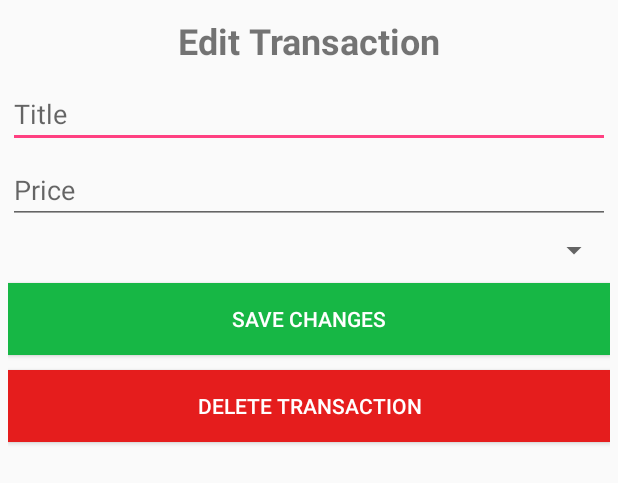
After one commit to ZmanHsiao/SimpleSave, an Android app: the layout edit_transaction_dialog.xml on its own in the app's theme, with its tools: preview values and no code run, on a phone screen of 412 x 824 dp. The commit adds this screen. Shown: the top 483 px of the screen. Run offline under Robolectric (Android 15) with nearby library versions, the phone set to English and light mode, and no system bars.

Commit message:
editable transactions

```diff
--- /dev/null
+++ b/app/src/main/res/layout/edit_transaction_dialog.xml
@@ -0,0 +1,60 @@
+<?xml version="1.0" encoding="utf-8"?>
+<LinearLayout xmlns:android="http://schemas.android.com/apk/res/android"
+    android:orientation="vertical"
+    android:layout_width="match_parent"
+    android:layout_height="match_parent"
+    android:padding="5dp">
+
+    <TextView
+        android:id="@+id/dayCount"
+        android:layout_width="wrap_content"
+        android:layout_height="wrap_content"
+        android:layout_gravity="center"
+        android:layout_marginTop="5dp"
+        android:text="Edit Transaction"
+        android:textSize="24sp"
+        android:textStyle="bold" />
+
+    <EditText
+        android:id="@+id/title"
+        android:layout_width="match_parent"
+        android:layout_height="wrap_content"
+        android:ems="10"
+        android:layout_marginTop="10dp"
+        android:hint="Title"
+        android:inputType="textPersonName" />
+
+    <EditText
+        android:id="@+id/price"
+        android:layout_width="match_parent"
+        android:layout_height="wrap_content"
+        android:layout_marginTop="5dp"
+        android:ems="10"
+        android:hint="Price"
+        android:inputType="number" />
+
+    <Spinner
+        android:id="@+id/categoryDropdown"
+        android:layout_width="match_parent"
+        android:layout_height="wrap_content"
+        android:layout_gravity="center"
+        android:layout_marginTop="5dp" />
+
+    <Button
+        android:id="@+id/edit"
+        android:layout_width="match_parent"
+        android:layout_height="wrap_content"
+        android:layout_marginTop="10dp"
+        android:background="#17b745"
+        android:text="Save Changes"
+        android:textColor="@android:color/white" />
+    <Button
+        android:id="@+id/delete"
+        android:layout_width="match_parent"
+        android:layout_height="wrap_content"
+        android:layout_marginTop="10dp"
+        android:background="#e51d1d"
+        android:text="Delete Transaction"
+        android:textColor="@android:color/white" />
+
+</LinearLayout>
```
Also changed, not shown: app/src/main/java/com/example/simplesave/TransactionAdapter.java (+57 -3 lines), app/src/main/java/com/example/simplesave/TransactionFragment.java (+43 -63 lines), app/src/main/res/layout/fragment_transactions.xml (+14 -47 lines).
